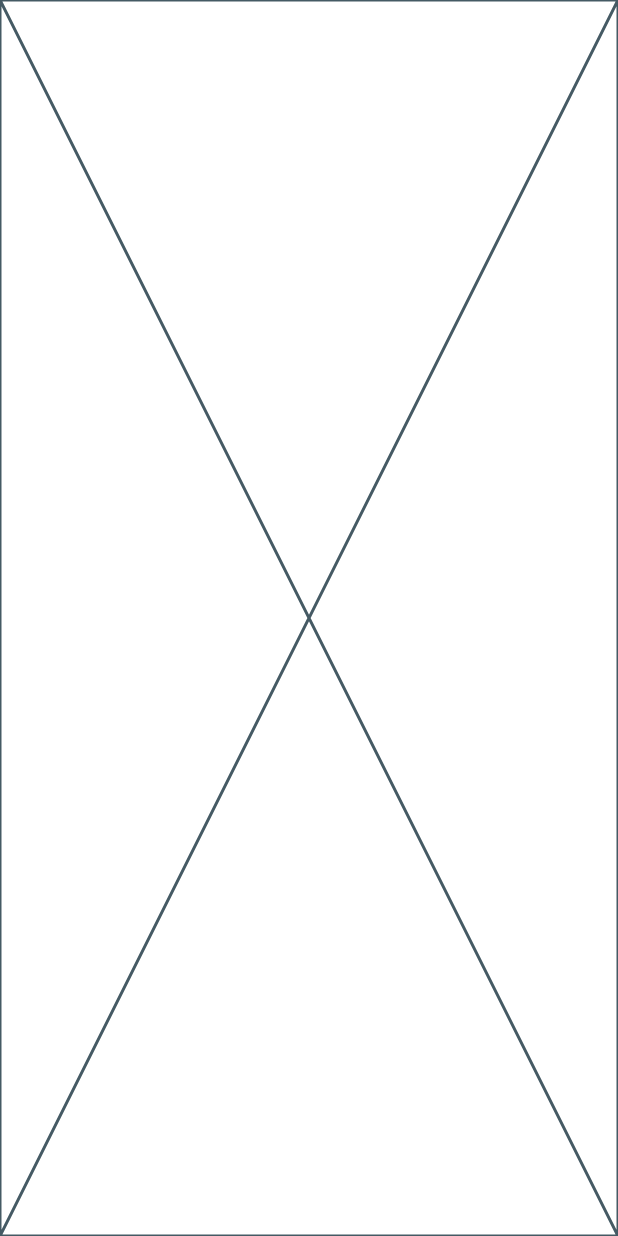
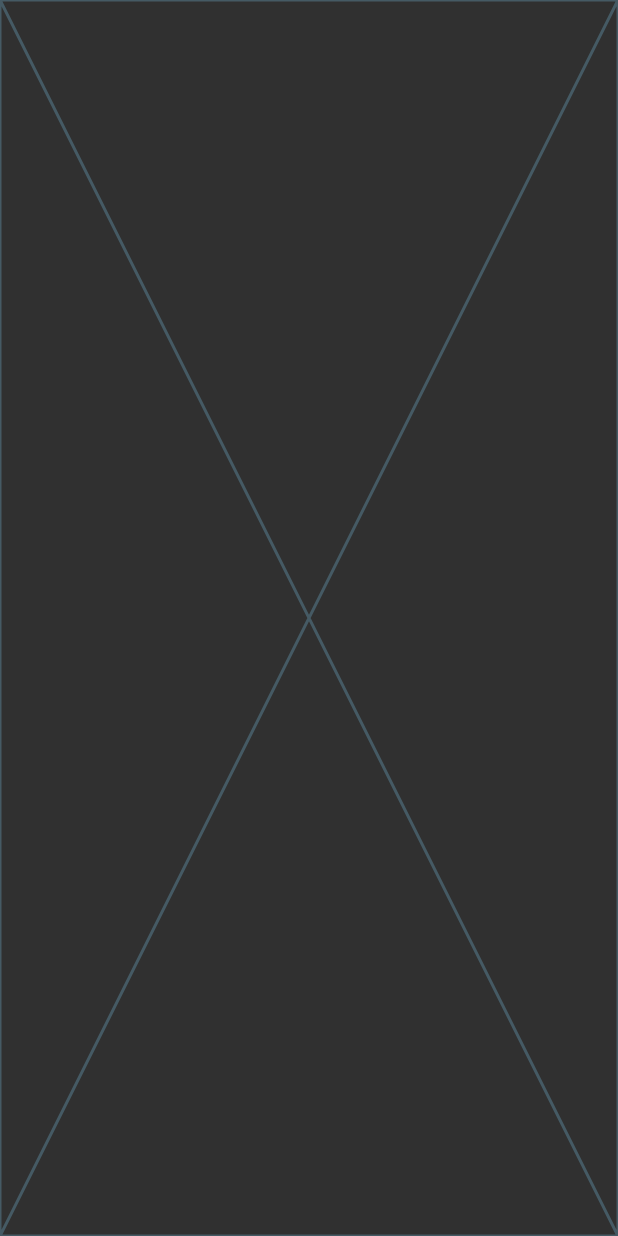
Before and after one commit to abdullac/NetClpix-NetFlix-Clone-Flutter, a Flutter app: the screen it shows after launch, on a phone screen of 412 x 824 dp. Run offline on Flutter 3.47's test engine with Material 2 defaults, Android fonts, the phone set to English and light mode, and no system bars.

Commit message:
set theme features

```diff
--- a/netclipxsample/lib/main.dart
+++ b/netclipxsample/lib/main.dart
@@ -1,8 +1,6 @@
-
-
 import 'package:flutter/material.dart';
 
-void main(){
+void main() {
   runApp(MyApp());
 }
 
@@ -11,6 +9,35 @@ class MyApp extends StatelessWidget {
 
   @override
   Widget build(BuildContext context) {
+    return MaterialApp(
+      color: Colors.green,
+      themeMode: ThemeMode.dark,
+      darkTheme: ThemeData(brightness: Brightness.dark),
+      theme: ThemeData(
+        brightness: Brightness.light,
+          primarySwatch: Colors.red,
+          textTheme: const TextTheme(
+            bodyLarge: TextStyle(color: Colors.white54,fontSize: 30,fontWeight: FontWeight.bold),
+            bodyMedium: TextStyle(color: Colors.white38,fontSize: 20,fontWeight: FontWeight.w500),
+            bodySmall: TextStyle(color: Colors.white30,fontSize: 10,fontWeight: FontWeight.w200),
+          )),
+      home: const Scaffold(
+        extendBodyBehindAppBar: true,
+        body: ScrnMainPage(),
+        resizeToAvoidBottomInset: true,
+
+        /// clear bottom white space. in this case Webview not auto resizing when virtual keyboard openned.
+        extendBody: true,
+      ),
+    );
+  }
+}
+
+class ScrnMainPage extends StatelessWidget {
+  const ScrnMainPage({super.key});
+
+  @override
+  Widget build(BuildContext context) {
     return const Placeholder();
   }
 }
```
